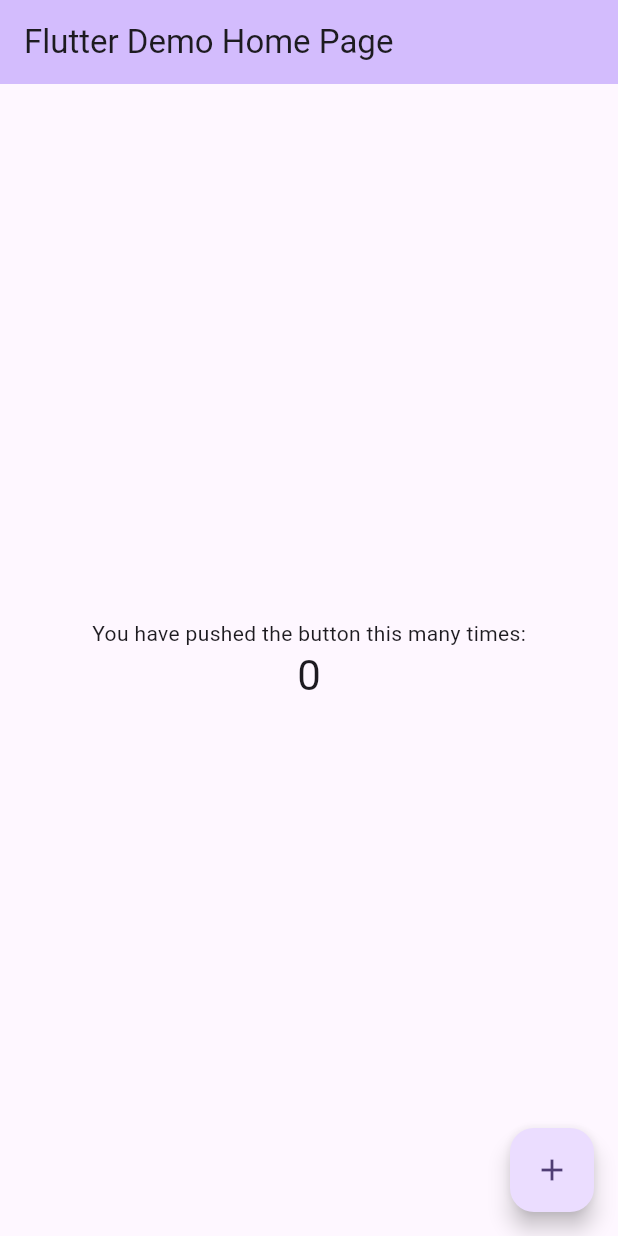
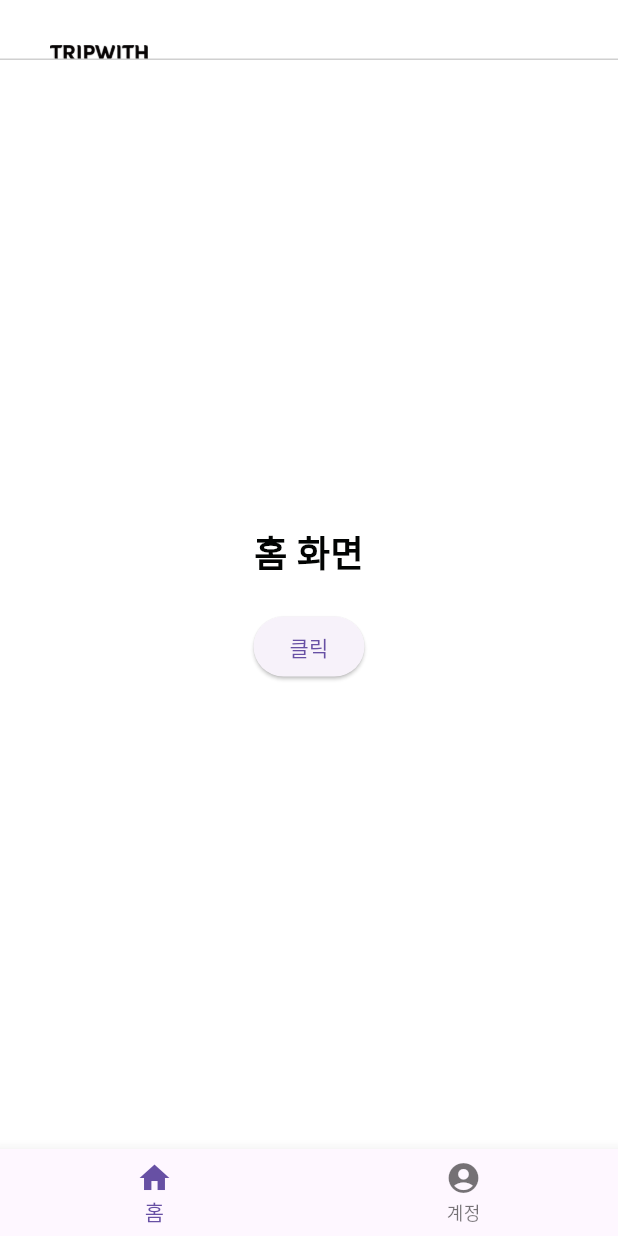
Before and after one commit to tripwith-dev/ui-flutter, a Flutter app: the screen it shows after launch, on a phone screen of 412 x 824 dp. Run offline on Flutter 3.47's test engine with Material 3 defaults, Android fonts, the phone set to English and light mode, and no system bars; our stand-ins replace get.

```diff
--- a/app/lib/core/theme.dart
+++ b/app/lib/core/theme.dart
@@ -0,0 +1,43 @@
+import 'package:flutter/material.dart';
+
+class AppTheme {
+  // 기본 테마 설정
+  static ThemeData lightTheme = ThemeData(
+    primaryColor: Color(0xFF020403), // 앱의 주요 색상
+    scaffoldBackgroundColor: Colors.white, // 기본 배경색
+    appBarTheme: AppBarTheme(
+      backgroundColor: Colors.white, // 앱바 배경색
+      elevation: 0, // 앱바 그림자 없애기
+      titleTextStyle: TextStyle(
+        color: Color(0xFF020403), // 앱바 텍스트 색상
+        fontSize: 20,
+      ),
+    ),
+    textTheme: TextTheme(
+      bodyLarge: TextStyle(color: Color(0xFF020403)), // 본문 텍스트 기본 색상
+      bodyMedium: TextStyle(color: Color(0xFF020403)), // 추가적인 본문 텍스트 스타일
+      bodySmall: TextStyle(color: Color(0xFF020403)),  // 작은 텍스트 스타일
+    ),
+    buttonTheme: ButtonThemeData(
+      buttonColor: Color(0xFF020403), // 버튼 색상
+      shape: RoundedRectangleBorder(borderRadius: BorderRadius.circular(8)), // 버튼 모서리 둥글게
+    ),
+    iconTheme: IconThemeData(
+      color: Color(0xFF020403), // 아이콘 색상
+    ),
+  );
+
+  // 다크 모드 설정
+  static ThemeData darkTheme = ThemeData(
+    primaryColor: Color(0xFF020403), // 다크 모드에서의 주요 색상
+    scaffoldBackgroundColor: Color(0xFF212121), // 다크 모드 배경색
+    appBarTheme: AppBarTheme(
+      backgroundColor: Color(0xFF020403), // 앱바 배경색
+      titleTextStyle: TextStyle(color: Colors.white), // 앱바 텍스트 색상
+    ),
+    textTheme: TextTheme(
+      bodyLarge: TextStyle(color: Colors.white), // 다크 모드에서 본문 텍스트 색상
+      bodyMedium: TextStyle(color: Colors.white), // 다크 모드에서 추가적인 본문 텍스트 스타일
+    ),
+  );
+}
--- a/app/lib/main.dart
+++ b/app/lib/main.dart
@@ -1,122 +1,64 @@
 import 'package:flutter/material.dart';
+import 'package:get/get.dart';
+import 'views/splash/splash_screen.dart';
+import 'views/home/home_screen.dart';
+import 'views/user/user_screen.dart';
+import 'widgets/custom_app_bar.dart';
+import 'widgets/bottom_navigation_bar.dart';
+import 'core/theme.dart';
 
 void main() {
-  runApp(const MyApp());
+  runApp(MyApp());
 }
 
 class MyApp extends StatelessWidget {
-  const MyApp({super.key});
-
-  // This widget is the root of your application.
   @override
   Widget build(BuildContext context) {
-    return MaterialApp(
-      title: 'Flutter Demo',
-      theme: ThemeData(
-        // This is the theme of your application.
-        //
-        // TRY THIS: Try running your application with "flutter run". You'll see
-        // the application has a purple toolbar. Then, without quitting the app,
-        // try changing the seedColor in the colorScheme below to Colors.green
-        // and then invoke "hot reload" (save your changes or press the "hot
-        // reload" button in a Flutter-supported IDE, or press "r" if you used
-        // the command line to start the app).
-        //
-        // Notice that the counter didn't reset back to zero; the application
-        // state is not lost during the reload. To reset the state, use hot
-        // restart instead.
-        //
-        // This works for code too, not just values: Most code changes can be
-        // tested with just a hot reload.
-        colorScheme: ColorScheme.fromSeed(seedColor: Colors.deepPurple),
-      ),
-      home: const MyHomePage(title: 'Flutter Demo Home Page'),
+    return GetMaterialApp(
+      debugShowCheckedModeBanner: false,
+      home: HomeScreenWrapper(),
+      theme: AppTheme.lightTheme, // lightTheme 설정
+      title: "Trip With",
     );
   }
 }
 
-class MyHomePage extends StatefulWidget {
-  const MyHomePage({super.key, required this.title});
-
-  // This widget is the home page of your application. It is stateful, meaning
-  // that it has a State object (defined below) that contains fields that affect
-  // how it looks.
-
-  // This class is the configuration for the state. It holds the values (in this
-  // case the title) provided by the parent (in this case the App widget) and
-  // used by the build method of the State. Fields in a Widget subclass are
-  // always marked "final".
-
-  final String title;
-
+class HomeScreenWrapper extends StatefulWidget {
   @override
-  State<MyHomePage> createState() => _MyHomePageState();
+  _HomeScreenWrapperState createState() => _HomeScreenWrapperState();
 }
 
-class _MyHomePageState extends State<MyHomePage> {
-  int _counter = 0;
-
-  void _incrementCounter() {
-    setState(() {
-      // This call to setState tells the Flutter framework that something has
-      // changed in this State, which causes it to rerun the build method below
-      // so that the display can reflect the updated values. If we changed
-      // _counter without calling setState(), then the build method would not be
-      // called again, and so nothing would appear to happen.
-      _counter++;
-    });
-  }
+class _HomeScreenWrapperState extends State<HomeScreenWrapper> {
+  int _selectedIndex = 0;
+  final PageController _pageController = PageController();
 
   @override
   Widget build(BuildContext context) {
-    // This method is rerun every time setState is called, for instance as done
-    // by the _incrementCounter method above.
-    //
-    // The Flutter framework has been optimized to make rerunning build methods
-    // fast, so that you can just rebuild anything that needs updating rather
-    // than having to individually change instances of widgets.
     return Scaffold(
-      appBar: AppBar(
-        // TRY THIS: Try changing the color here to a specific color (to
-        // Colors.amber, perhaps?) and trigger a hot reload to see the AppBar
-        // change color while the other colors stay the same.
-        backgroundColor: Theme.of(context).colorScheme.inversePrimary,
-        // Here we take the value from the MyHomePage object that was created by
-        // the App.build method, and use it to set our appbar title.
-        title: Text(widget.title),
+      appBar: CustomAppBar(),  // 공통 AppBar
+      body: PageView(
+        controller: _pageController,
+        onPageChanged: (index) {
+          setState(() {
+            _selectedIndex = index;
+          });
+        },
+        children: [
+          // 첫 번째 화면: HomeScreen
+          HomeScreen(),
+          // 두 번째 화면: UserScreen
+          UserScreen(),
+        ],
       ),
-      body: Center(
-        // Center is a layout widget. It takes a single child and positions it
-        // in the middle of the parent.
-        child: Column(
-          // Column is also a layout widget. It takes a list of children and
-          // arranges them vertically. By default, it sizes itself to fit its
-          // children horizontally, and tries to be as tall as its parent.
-          //
-          // Column has various properties to control how it sizes itself and
-          // how it positions its children. Here we use mainAxisAlignment to
-          // center the children vertically; the main axis here is the vertical
-          // axis because Columns are vertical (the cross axis would be
-          // horizontal).
-          //
-          // TRY THIS: Invoke "debug painting" (choose the "Toggle Debug Paint"
-          // action in the IDE, or press "p" in the console), to see the
-          // wireframe for each widget.
-          mainAxisAlignment: MainAxisAlignment.center,
-          children: <Widget>[
-            const Text('You have pushed the button this many times:'),
-            Text(
-              '$_counter',
-              style: Theme.of(context).textTheme.headlineMedium,
-            ),
-          ],
-        ),
+      bottomNavigationBar: CustomBottomNavigationBar(
+        selectedIndex: _selectedIndex,
+        onTap: (index) {
+          setState(() {
+            _selectedIndex = index;
+          });
+          _pageController.jumpToPage(index);  // 페이지 이동
+        },
       ),
-      floatingActionButton: FloatingActionButton(
-        onPressed: _incrementCounter,
-        tooltip: 'Increment',
-        child: const Icon(Icons.add),
-      ), // This trailing comma makes auto-formatting nicer for build methods.
     );
   }
 }
--- a/app/lib/views/home/home_controller.dart
+++ b/app/lib/views/home/home_controller.dart
@@ -0,0 +1,7 @@
+import 'package:get/get.dart';
+
+class HomeController extends GetxController {
+  void onButtonPressed() {
+    Get.snackbar("알림", "버튼이 클릭되었습니다!");
+  }
+}
--- a/app/lib/views/home/home_screen.dart
+++ b/app/lib/views/home/home_screen.dart
@@ -0,0 +1,30 @@
+import 'package:flutter/material.dart';
+import 'home_controller.dart';
+import 'home_widgets.dart';
+import '../user/user_screen.dart';
+
+class HomeScreen extends StatelessWidget {
+  @override
+  Widget build(BuildContext context) {
+    return Scaffold(
+      // appBar: AppBar(
+      //   title: Text('홈 화면'),
+      // ),
+      body: Center(
+        child: Column(
+          mainAxisAlignment: MainAxisAlignment.center,
+          children: [
+            HomeTitle(),
+            SizedBox(height: 20),
+            ElevatedButton(
+              onPressed: () {
+                // 원하는 작업
+              },
+              child: Text("클릭"),
+            ),
+          ],
+        ),
+      ),
+    );
+  }
+}
--- a/app/lib/views/home/home_widgets.dart
+++ b/app/lib/views/home/home_widgets.dart
@@ -0,0 +1,11 @@
+import 'package:flutter/material.dart';
+
+class HomeTitle extends StatelessWidget {
+  @override
+  Widget build(BuildContext context) {
+    return Text(
+      "홈 화면",
+      style: TextStyle(fontSize: 24, fontWeight: FontWeight.bold),
+    );
+  }
+}
--- /dev/null
+++ b/app/lib/widgets/bottom_navigation_bar.dart
@@ -0,0 +1,32 @@
+import 'package:flutter/material.dart';
+import 'package:get/get.dart';
+import '../views/home/home_screen.dart';
+import '../views/user/user_screen.dart';
+
+class CustomBottomNavigationBar extends StatelessWidget {
+  final int selectedIndex;
+  final Function(int) onTap;
+
+  CustomBottomNavigationBar({
+    required this.selectedIndex,
+    required this.onTap,
+  });
+
+  @override
+  Widget build(BuildContext context) {
+    return BottomNavigationBar(
+      currentIndex: selectedIndex,
+      items: [
+        BottomNavigationBarItem(
+          icon: Icon(Icons.home),
+          label: '홈',
+        ),
+        BottomNavigationBarItem(
+          icon: Icon(Icons.account_circle),
+          label: '계정',
+        ),
+      ],
+      onTap: onTap,
+    );
+  }
+}
--- /dev/null
+++ b/app/lib/widgets/custom_app_bar.dart
@@ -0,0 +1,41 @@
+import 'package:flutter/material.dart';
+
+class CustomAppBar extends StatelessWidget implements PreferredSizeWidget {
+  final double height;
+
+  CustomAppBar({this.height = 40.0});
+
+  @override
+  Widget build(BuildContext context) {
+    return AppBar(
+      automaticallyImplyLeading: false,
+      backgroundColor: Colors.white,
+      elevation: 0,
+      flexibleSpace: Padding(
+        padding: const EdgeInsets.symmetric(horizontal: 16.0),
+        child: Align(
+          alignment: Alignment.centerLeft,
+          child: Container(
+            width: 100.0,
+            height: height,
+            margin: EdgeInsets.only(top: 30.0),
+            child: Image.asset(
+              'assets/images/splash_logo.png',
+              fit: BoxFit.contain,
+            ),
+          ),
+        ),
+      ),
+      bottom: PreferredSize(
+        preferredSize: Size.fromHeight(1.0),
+        child: Container(
+          color: Color(0xFFD0D0D0),
+          height: 1.0,
+        ),
+      ),
+    );
+  }
+
+  @override
+  Size get preferredSize => Size.fromHeight(height);
+}
--- a/app/pubspec.yaml
+++ b/app/pubspec.yaml
@@ -59,7 +59,8 @@ flutter:
   # the material Icons class.
   uses-material-design: true
   assets:
-    - assets/splash_logo.png
+    - assets/images/splash_logo.png
+    - assets/images/header_logo.png
   # To add assets to your application, add an assets section, like this:
   # assets:
   #   - images/a_dot_burr.jpeg
```
Also changed, not shown: app/lib/core/routes.dart (+10 -0 lines), app/lib/views/splash/splash_controller.dart (+12 -0 lines), app/lib/views/splash/splash_screen.dart (+19 -0 lines), app/lib/views/splash/splash_widgets.dart (+12 -0 lines), app/lib/views/user/user_screen.dart (added, +37 -0 lines), app/assets/images/header_logo.png (renamed from app/assets/header_logo.png), app/assets/images/splash_logo.png (renamed from app/assets/splash_logo.png), app/lib/views/user/user_controller.dart (added), app/lib/views/user/user_widgets.dart (added).
